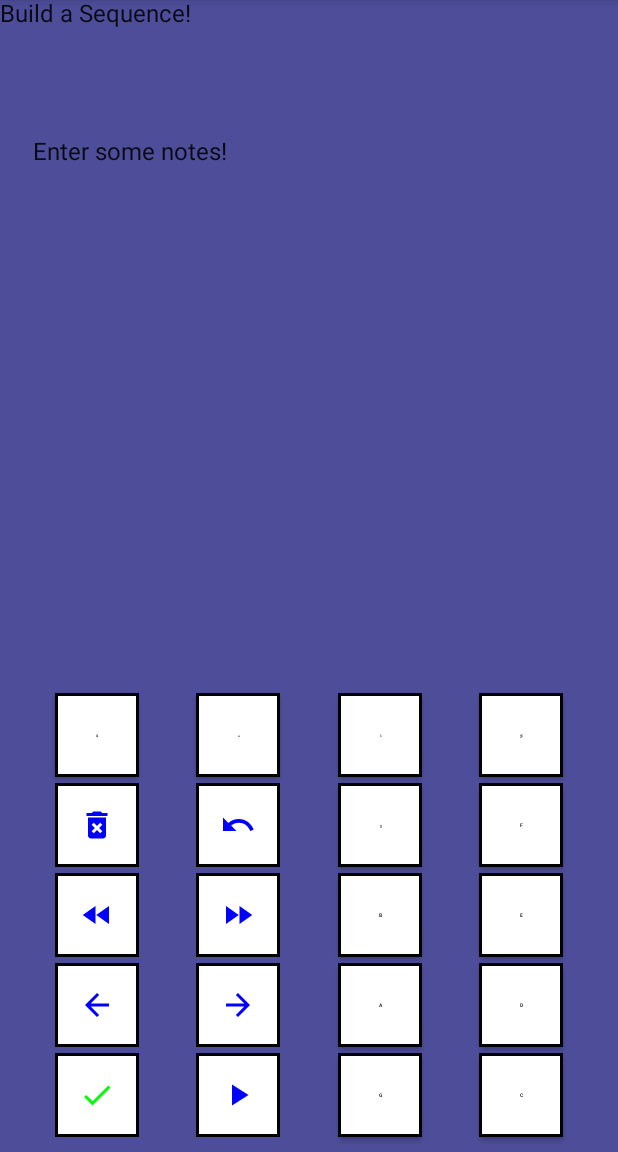
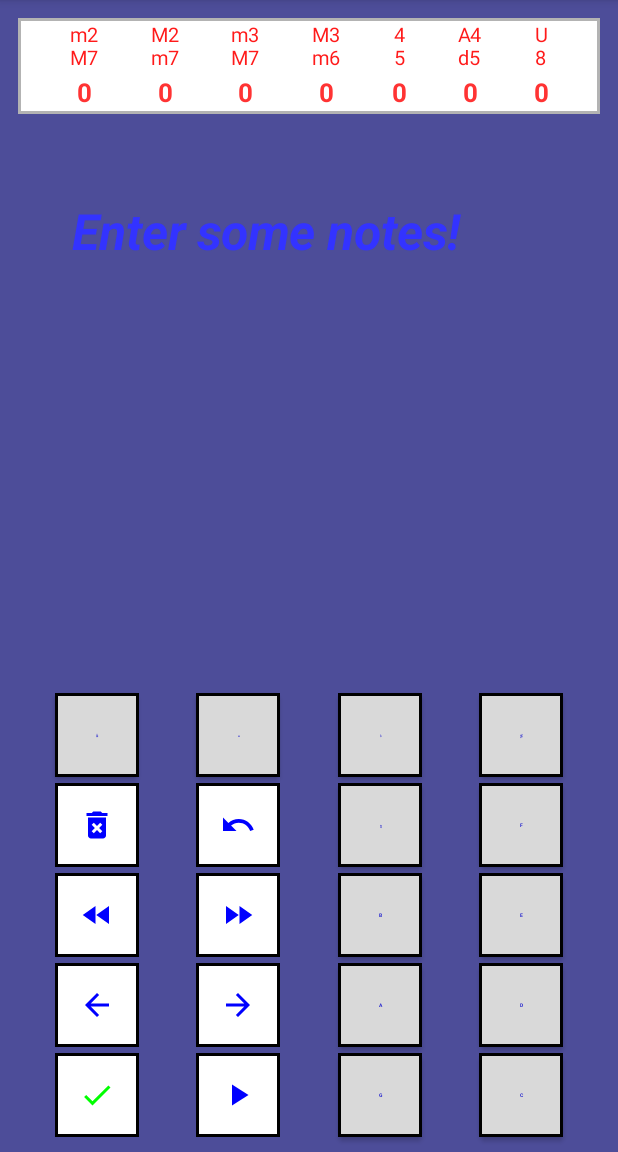
Before and after one commit to CristianoVecchi/MikroKanon, an Android app built with Jetpack Compose: the InputFragment screen opened through its navigation route, on a phone screen of 412 x 824 dp, the part 84-1236 px from its top. Run offline under Robolectric (Android 15) with nearby library versions, the phone set to English and light mode, and no system bars; our stand-ins replace Room's generated code, livedata-compose.

Commit message:
sequence analyzer added

```diff
--- a/app/src/main/java/com/cristianovecchi/mikrokanon/AIMUSIC/AIRhythm.kt
+++ b/app/src/main/java/com/cristianovecchi/mikrokanon/AIMUSIC/AIRhythm.kt
@@ -58,7 +58,7 @@ enum class RhythmPatterns(val title: String, val values: List<Int>,val metro: Pa
     RAGTIME("Ragtime", listOf(120,240,120,60,-180,60,-180, 120,120,120,240,120,180,-60), Pair(2,4)),
     SNARE("Snare", listOf(90,-30,30,-30,30,-30,90,-30,30,-30,30,-30,90,-30,30,-30,30,-30,30,-30,30,-30,30,-30,30,-30)),
     CANCAN("Cancan", listOf(listOf(360,-120),N4graziosetto, N2détaché, N4graziosetto, N2détaché, N4graziosetto, N4staccatissimo, N4staccatissimo).flatten(),Pair(4,8)),
-    TAKE5("Take Five",listOf(120,240,120,180,-60,180,-60,180,-60), Pair(5,8)),
+    GET5("Get Five",listOf(120,240,120,180,-60,180,-60,180,-60), Pair(5,8)),
     HABANERA("Habanera", listOf(360,120,60,-180,60,-180), Pair(2,4)),
     SARABANDA("Sarabanda", listOf(360,-120,480,-240,240, 360,-120, 720,-240), Pair(3,4)),
     SICILIANA("Siciliana", listOf(240,60,-60, 120,120,60,-60, 240,60,-60, 120,120,60,-60, 180,-60,60,-60, 180,-60,60,-60,  120,120,60,-180,120,60,-60,
--- a/app/src/main/java/com/cristianovecchi/mikrokanon/AIMUSIC/AbsPart.kt
+++ b/app/src/main/java/com/cristianovecchi/mikrokanon/AIMUSIC/AbsPart.kt
@@ -2,6 +2,7 @@ package com.cristianovecchi.mikrokanon.AIMUSIC
 
 import android.os.Parcelable
 import kotlinx.android.parcel.Parcelize
+import java.lang.Math.abs
 import java.util.ArrayList
 
 @Parcelize
@@ -19,6 +20,19 @@ data class AbsPart(val absPitches: MutableList<Int>, val rowForm: RowForm = RowF
 
         fun fill(pitch: Int, size: Int): AbsPart {
             return AbsPart((0 until size).map{pitch}.toMutableList())
+        }
+
+        fun analyzeAbsPitches(absPitches: List<Int>): List<Int> {
+            val result = mutableListOf(0,0,0,0,0,0,0)
+            if (absPitches.isEmpty()) return result
+            val intervals = listOf(listOf(1,11),listOf(2,10),listOf(3,9),listOf(4,8),listOf(5,7),listOf(6),listOf(0))
+            val size = absPitches.size
+            for(i in intervals.indices){
+                for(j in absPitches.indices){
+                    if(intervals[i].contains(abs(absPitches[ (j+1) % size ] - absPitches[j]))) result[i]++
+                }
+            }
+            return result
         }
 
         val INVERTED_PITCHES = (11 downTo 0).toList()
--- a/app/src/main/java/com/cristianovecchi/mikrokanon/AppViewModel.kt
+++ b/app/src/main/java/com/cristianovecchi/mikrokanon/AppViewModel.kt
@@ -76,6 +76,7 @@ class AppViewModel(
 
         "mikrokanon" to R.drawable.ic_baseline_clear_all_24,
         "counterpoint" to R.drawable.ic_baseline_drag_handle_24,
+        "special_functions" to R.drawable.ic_baseline_apps_24,
         "done" to R.drawable.ic_baseline_done_24,
         "add" to R.drawable.ic_baseline_add_24,
         "delete" to R.drawable.ic_baseline_delete_forever_24,
@@ -89,7 +90,6 @@ class AppViewModel(
         "stop" to R.drawable.ic_baseline_stop_24,
         "expand" to R.drawable.ic_baseline_sync_alt_24,
         "waves" to R.drawable.ic_baseline_waves_24,
-        "special_functions" to R.drawable.ic_baseline_apps_24,
         "horizontal_movements" to R.drawable.ic_baseline_insights_24,
         "idea" to R.drawable.ic_baseline_emoji_objects_24,
         "tritone_substitution" to R.drawable.ic_baseline_360_24,
@@ -1014,20 +1014,27 @@ init{
     }
     var usingCustomColors: Boolean = false
     var appColors: AppColors = AppColors()
-    var lastIndexColors = -1
+    var lastIndexCustomColors = -1
+    var lastAppColors = ""
     fun setAppColors(defs: String){
         val colorDefs = extractColorDefs(defs)
         println("$colorDefs")
         if(colorDefs.isCustom){
-            if(lastIndexColors != colorDefs.custom) {
-                lastIndexColors = colorDefs.custom
+            if(lastIndexCustomColors != colorDefs.custom) {
+                lastAppColors = ""
+                lastIndexCustomColors = colorDefs.custom
                 appColors = AppColors.getCustomColorsFromIndex(getContext(),colorDefs.custom)
-                G.deleteColorArrays()
             }
         } else {
-            appColors = if(colorDefs.app == "System") AppColors.provideAppColors(AppColorThemes.GEMINI_BLUE)
-            else AppColors.provideAppColors(AppColorThemes.values().first{ it.title == colorDefs.app })
+            if(lastAppColors != colorDefs.app){
+                lastIndexCustomColors = -1
+                appColors = if(colorDefs.app == "System") AppColors.provideAppColors(AppColorThemes.GEMINI_BLUE)
+                else AppColors.provideAppColors(AppColorThemes.values().first{ it.title == colorDefs.app })
+            }
         }
+    }
+    fun getSystemAppColorsName(): String{
+        return AppColorThemes.GEMINI_BLUE.title
     }
     fun getUserLangDef(): String {
         val systemLangDef = getSystemLangDef()
--- a/app/src/main/java/com/cristianovecchi/mikrokanon/OutputFragment.kt
+++ b/app/src/main/java/com/cristianovecchi/mikrokanon/OutputFragment.kt
@@ -46,13 +46,11 @@ class OutputFragment: Fragment() {
                 }
             }
         }
-//        println("vert: ${model.intervalSet.value!!}")
-//        println("hor: ${model.intervalSetHorizontal.value!!}")
 
         model.stackSize.observe(viewLifecycleOwner){
             model.changeActiveButtons(  if(model.stackSize.value!! <= 1)
                 model.activeButtons.value!!.copy(undo = false)
-            else model.activeButtons.value!!.copy(undo = true )
+            else model.activeButtons.value!!.copy(undo = true)
             )
         }
 
--- a/app/src/main/java/com/cristianovecchi/mikrokanon/composables/AbstractNoteSequenceEditor.kt
+++ b/app/src/main/java/com/cristianovecchi/mikrokanon/composables/AbstractNoteSequenceEditor.kt
@@ -7,6 +7,7 @@ import androidx.compose.ui.Modifier
 import androidx.compose.material.Text
 import androidx.compose.runtime.*
 import androidx.compose.runtime.livedata.observeAsState
+import androidx.compose.ui.unit.dp
 import androidx.lifecycle.asFlow
 import com.cristianovecchi.mikrokanon.locale.Lang
 import com.cristianovecchi.mikrokanon.AIMUSIC.Clip
@@ -39,16 +40,20 @@ fun AbstractNoteSequenceEditor(list: ArrayList<Clip> = ArrayList(), model: AppVi
         .background(appColors.inputBackgroundColor)) {
         val modifier1 = Modifier
             .fillMaxWidth()
-            .weight(1f)
+            .padding(12.dp)
+            //.weight(1f)
         val modifier3 = Modifier
             .fillMaxSize()
+            .padding(8.dp)
             .weight(3f)
         val modifier5 = Modifier
             .fillMaxSize()
             .weight(7f)
-        Row(modifier1) {
-            Text(text = "Build a Sequence!")
-        }
+        SequenceAnalyzer(modifier = modifier1, absPitches = clips.map{it.abstractNote}, fontSize = dimensions.outputIntervalSetFontSize + 7,
+                        colors = appColors , intervalNames = language.intervalSet)
+//        Row(modifier1) {
+//            Text(text = "Build a Sequence!")
+//        }
         Row(modifier3) {
 
             NoteClipDisplay(
--- a/app/src/main/java/com/cristianovecchi/mikrokanon/composables/NoteClipDisplay.kt
+++ b/app/src/main/java/com/cristianovecchi/mikrokanon/composables/NoteClipDisplay.kt
@@ -17,6 +17,7 @@ import androidx.compose.ui.Modifier
 import androidx.compose.ui.draw.clip
 import androidx.compose.ui.graphics.Color
 import androidx.compose.ui.text.TextStyle
+import androidx.compose.ui.text.font.FontStyle
 import androidx.compose.ui.text.font.FontWeight
 import androidx.compose.ui.unit.TextUnit
 import androidx.compose.ui.unit.dp
@@ -46,7 +47,9 @@ fun NoteClipDisplay(
     val innerPadding = 10.dp
 
     if (clips.isEmpty() or notesNames.isEmpty()) {
-        Text(text = hintText, modifier = Modifier.padding(22.dp))
+        Text(text = hintText, modifier = Modifier.padding(40.dp),
+        style = TextStyle(fontSize = 33.sp, fontWeight = FontWeight.Bold,
+                            fontStyle = FontStyle.Italic, color = colors.selCardTextColorUnselected))
 
     } else {
         Column(modifier = modifier.background(colors.inputBackgroundColor)) {
--- a/app/src/main/java/com/cristianovecchi/mikrokanon/composables/NoteKeyboard.kt
+++ b/app/src/main/java/com/cristianovecchi/mikrokanon/composables/NoteKeyboard.kt
@@ -27,6 +27,7 @@ import com.cristianovecchi.mikrokanon.AppViewModel
 import com.cristianovecchi.mikrokanon.db.UserOptionsData
 import com.cristianovecchi.mikrokanon.locale.Lang
 import com.cristianovecchi.mikrokanon.ui.AppColors
+import com.cristianovecchi.mikrokanon.ui.shift
 
 enum class NoteNamesEn(val abs:Int) {
     C(0),D(2),E(4),F(5),G(7),A(9),B(11),EMPTY(-1)
@@ -115,8 +116,9 @@ fun NoteKeyboard(
                         val resId = buttonInfo.resId
                         val onClick = {dispatch(buttonInfo.output)}
                         val color = if(buttonInfo.text == "OK") Color.Green else {
-                            if(resId == -1 ) Color.Black else colors.iconButtonIconColor
+                            if(resId == -1 ) colors.iconButtonIconColor.shift(-0.2f) else colors.iconButtonIconColor
                         }
+                        val actualColors = if(resId == -1) colors.copy(iconButtonBackgroundColor = colors.iconButtonBackgroundColor.shift(-0.15f)) else colors
                         val actualFontSize = when (buttonInfo.text.length){
                             in 0..2 -> fontSize
                             3 -> fontSize - 3
@@ -130,7 +132,7 @@ fun NoteKeyboard(
                             fontSize = actualFontSize,
                             buttonSize = buttonSize,
                             iconColor = color,
-                            colors = colors
+                            colors = actualColors
                         ) {
                             onClick()
                         }
--- a/app/src/main/java/com/cristianovecchi/mikrokanon/composables/ResultDisplay.kt
+++ b/app/src/main/java/com/cristianovecchi/mikrokanon/composables/ResultDisplay.kt
@@ -58,7 +58,7 @@ fun ResultDisplay(model: AppViewModel, iconMap: Map<String, Int>,
     val elaborating by model.elaborating.asFlow().collectAsState(initial = false)
     val playing by model.playing.asFlow().collectAsState(initial = false)
     var scrollToTopList by remember{mutableStateOf(false)}
-    val activeButtons by model.activeButtons.asFlow().collectAsState(initial = ActiveButtons(counterpoint = true, freeparts = true))
+    val activeButtons by model.activeButtons.asFlow().collectAsState(initial = ActiveButtons(counterpoint = true, specialFunctions = true,freeparts = true))
 
     val elaboratingBackgroundColor by animateColorAsState(
         if(elaborating) Color(0f,0f,0f,0.3f) else Color(0f,0f,0f,0.0f) )
--- /dev/null
+++ b/app/src/main/java/com/cristianovecchi/mikrokanon/composables/SequenceAnalyzer.kt
@@ -0,0 +1,47 @@
+package com.cristianovecchi.mikrokanon.composables
+
+import androidx.compose.foundation.BorderStroke
+import androidx.compose.foundation.background
+import androidx.compose.foundation.border
+import androidx.compose.foundation.layout.*
+import androidx.compose.material.Text
+import androidx.compose.runtime.Composable
+import androidx.compose.ui.Alignment
+import androidx.compose.ui.Modifier
+import androidx.compose.ui.text.font.FontWeight
+import androidx.compose.ui.unit.dp
+import androidx.compose.ui.unit.sp
+import com.cristianovecchi.mikrokanon.AIMUSIC.AbsPart
+import com.cristianovecchi.mikrokanon.AppViewModel
+import com.cristianovecchi.mikrokanon.ui.AppColors
+import com.cristianovecchi.mikrokanon.ui.shift
+import java.time.format.TextStyle
+
+@Composable
+fun SequenceAnalyzer(modifier: Modifier, absPitches: List<Int>, fontSize: Int, colors: AppColors, intervalNames: List<String> ) {
+    val results: List<Int>  = AbsPart.analyzeAbsPitches(absPitches)
+    val intervalStyle = androidx.compose.ui.text.TextStyle(
+        fontSize = fontSize.sp,
+        color = colors.selCardTextColorSelected.shift(0.1f), fontWeight = FontWeight.Normal
+    )
+    val resultStyle = androidx.compose.ui.text.TextStyle(
+        fontSize = (fontSize + 4).sp,
+        color = colors.selCardTextColorSelected.shift(0.2f), fontWeight = FontWeight.Bold
+    )
+
+        Row(modifier.background(colors.selCardBackColorSelected)
+            .border(BorderStroke(2.dp, colors.selCardBackColorSelected.shift(-0.3f)) ),
+            horizontalArrangement = Arrangement.SpaceEvenly){
+            (0..6).forEach {
+                Column(modifier = Modifier.padding(top = 4.dp, bottom = 4.dp),
+                        horizontalAlignment = Alignment.CenterHorizontally){
+                    Text( text = intervalNames[it], style = intervalStyle )
+                    Spacer(modifier = Modifier.height(5.dp))
+                    Text( text = "${results[it]}", style = resultStyle )
+                }
+
+            }
+        }
+
+
+}
--- a/app/src/main/java/com/cristianovecchi/mikrokanon/composables/SettingsDialogs.kt
+++ b/app/src/main/java/com/cristianovecchi/mikrokanon/composables/SettingsDialogs.kt
@@ -192,7 +192,7 @@ fun ExportDialog(exportDialogData: MutableState<ExportDialogData>, okText: Strin
 }
 @Composable
 fun CustomColorsDialog(customColorsDialogData: MutableState<CustomColorsDialogData>,okText: String = "OK",
-                       onDismissRequest: () -> Unit = { customColorsDialogData.value = CustomColorsDialogData(model = customColorsDialogData.value.model)})
+                       onDismissRequest: () -> Unit = { G.deleteColorArrays(); customColorsDialogData.value = CustomColorsDialogData(model = customColorsDialogData.value.model)})
 {
     if(customColorsDialogData.value.dialogState){
         Dialog(onDismissRequest = { onDismissRequest.invoke() }) {
@@ -246,6 +246,7 @@ fun CustomColorsDialog(customColorsDialogData: MutableState<CustomColorsDialogDa
                             .onGloballyPositioned { coordinates ->
                                 size = coordinates.size
                             }){
+
                             Row(
                                 Modifier
                                     .height(h)
@@ -281,8 +282,10 @@ fun CustomColorsDialog(customColorsDialogData: MutableState<CustomColorsDialogDa
                                     .height(h),
                                 horizontalArrangement = Arrangement.Center, verticalAlignment = Alignment.CenterVertically){
                                 Text( text = "$indexColors",
-                                style = TextStyle(fontSize = 42.sp, fontWeight = FontWeight.ExtraBold, color = fontColor) )
+                                    style = TextStyle(fontSize = 35.sp, fontWeight = FontWeight.ExtraBold, color = fontColor) )
                             }
+
+
                     }
 
                     Row(Modifier.fillMaxWidth()) {
--- a/app/src/main/java/com/cristianovecchi/mikrokanon/ui/AppColors.kt
+++ b/app/src/main/java/com/cristianovecchi/mikrokanon/ui/AppColors.kt
@@ -57,10 +57,10 @@ data class AppColors(
                 cellTextColorSelected = fontColor,
                 cellTextColorUnselected = fontColor.shift(-0.2f),
 
-                iconButtonBorderColor = fontColor.shift(0.05f),
+                iconButtonBorderColor = fontColor.shift(-0.15f),
                 iconButtonIconColor = fontColor.shift(0.3f),
                 iconButtonBackgroundColor = radar,
-                iconButtonInactiveBorderColor = fontColor.shift(-0.2f),
+                iconButtonInactiveBorderColor = fontColor.shift(-0.35f),
                 iconButtonInactiveIconColor = radar.shift(-0.2f),
                 iconButtonInactiveBackgroundColor = fontColor.shift(-0.3f),
 
```
Also changed, not shown: app/src/main/java/com/cristianovecchi/mikrokanon/G.kt (+12 -13 lines), app/src/main/java/com/cristianovecchi/mikrokanon/composables/AppScaffold.kt (+18 -4 lines), app/src/main/java/com/cristianovecchi/mikrokanon/composables/ColorSelector.kt (+16 -36 lines), app/src/main/java/com/cristianovecchi/mikrokanon/ui/AIColor.java (+53 -2 lines). Lines whose indentation alone changed are shown as unchanged.
